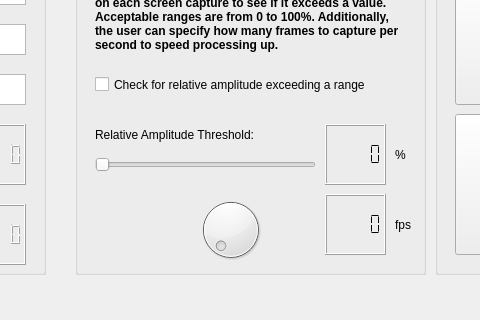
First picture: the form in src/sat/signal_page.ui, repository alexandropinion/spectrum-analyzer-tool-group4, before the edit; both pictures show x 465 to 945 and y 516 to 836 of the 1279 by 836 pixel window.
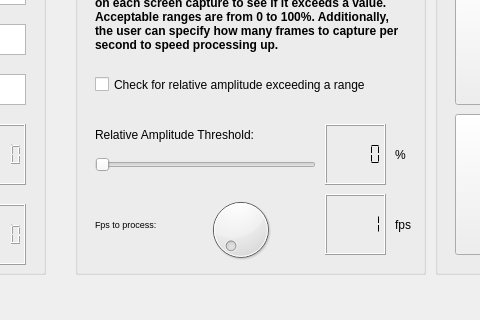
Second picture: the form after the edit.

Commit message:
Update signal window - fps slider
Add signal callback - update_ui_from_new_video_loaded() to handle fps slider management in signal window

```diff
--- a/src/sat/signal_page.ui
+++ b/src/sat/signal_page.ui
@@ -612,17 +612,22 @@
     <widget class="QDial" name="frameDial">
      <property name="geometry">
       <rect>
-       <x>110</x>
+       <x>120</x>
        <y>260</y>
        <width>91</width>
        <height>71</height>
       </rect>
      </property>
+     <property name="font">
+      <font>
+       <pointsize>8</pointsize>
+      </font>
+     </property>
      <property name="minimum">
       <number>1</number>
      </property>
      <property name="maximum">
-      <number>30</number>
+      <number>120</number>
      </property>
     </widget>
     <widget class="QLCDNumber" name="frameLcd">
@@ -647,6 +652,9 @@
      <property name="segmentStyle">
       <enum>QLCDNumber::Flat</enum>
      </property>
+     <property name="value" stdset="0">
+      <double>1.000000000000000</double>
+     </property>
     </widget>
     <widget class="QLabel" name="label_15">
      <property name="geometry">
@@ -664,6 +672,27 @@
       <bool>true</bool>
      </property>
     </widget>
+    <widget class="QLabel" name="label_16">
+     <property name="geometry">
+      <rect>
+       <x>20</x>
+       <y>270</y>
+       <width>91</width>
+       <height>41</height>
+      </rect>
+     </property>
+     <property name="font">
+      <font>
+       <pointsize>7</pointsize>
+      </font>
+     </property>
+     <property name="text">
+      <string>Fps to process:</string>
+     </property>
+     <property name="wordWrap">
+      <bool>true</bool>
+     </property>
+    </widget>
    </widget>
    <widget class="QLabel" name="refLevel">
     <property name="geometry">
```
The commit also changes 10 other files.
